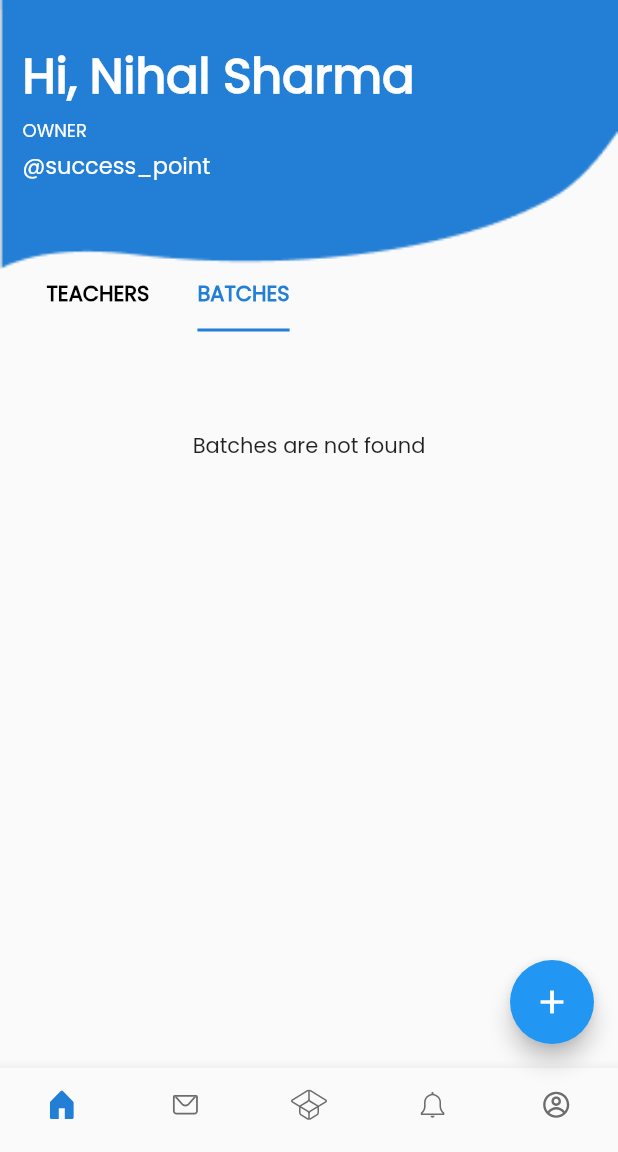
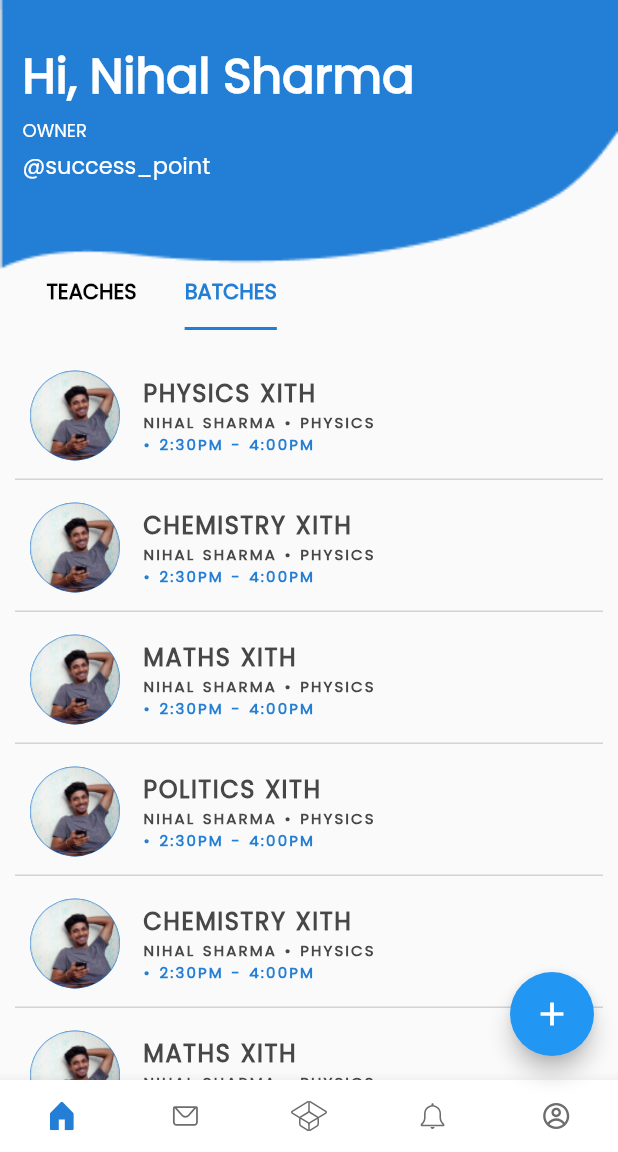
Before and after one commit to NihalSharama/Instituto_App, a Flutter app: the HomePage screen opened by its route, tab 2 chosen, on a phone screen of 412 x 824 dp, the part 84-1236 px from its top. Run offline on Flutter 3.47's test engine with Material 2 defaults, Android fonts, the phone set to English and light mode, and no system bars; our stand-ins replace flutter_dotenv, flutter_neumorphic, flutter_secure_storage, flutter_speed_dial, flutter_svg, fluttertoast and 3 more; missing offline and left inert: multiselect; accounts and stored records are empty.

Commit message:
batches slide(list of batches on homepage))

```diff
--- a/lib/common/utils/request_methods.dart
+++ b/lib/common/utils/request_methods.dart
@@ -8,6 +8,28 @@ import 'package:jwt_decoder/jwt_decoder.dart';
 
 class RequestMethods {
   static var client = http.Client();
+
+  static Future<bool> featchTokenIfExpired(Map mapRes) async {
+    try {
+      if (mapRes['messages'][0]['message'].contains('expired')) {
+        // check for refresh token expire, if not expired then featch new token
+        var refresh = await getRefresh();
+        Map<String, dynamic> refreshDecoded = JwtDecoder.decode(refresh);
+        bool isRefreshExp = JwtDecoder.isExpired(refresh);
+
+        print(refreshDecoded);
+        if (isRefreshExp) {
+          // logout
+        }
+
+        // get new token and refresh and save it
+        return true;
+      }
+      return false;
+    } catch (_) {
+      return false;
+    }
+  }
 
   static Future<Map> get_method(String path, bool isAuth) async {
     final token = await getToken();
@@ -22,22 +44,11 @@ class RequestMethods {
               }));
 
     Map mapRes = json.decode(response.body);
+    bool wasExpired = await featchTokenIfExpired(mapRes);
 
-    // make an util for token validation
-    // if (mapRes['messages'][0]['message'].contains('expired')) {
-    //   // check for refresh token expire, if not expired then featch new token
-    //   var refresh = await getRefresh();
-    //   Map<String, dynamic> refreshDecoded = JwtDecoder.decode(refresh);
-    //   bool isRefreshExp = JwtDecoder.isExpired(refresh);
-
-    //   print(refreshDecoded);
-    //   if (isRefreshExp) {
-    //     // logout
-    //   }
-
-    //   // get new token
-    //   // then, again request for data
-    // }
+    if (wasExpired) {
+      // re featch from api
+    }
 
     return mapRes;
   }
--- a/lib/controller/alerts_controller.dart
+++ b/lib/controller/alerts_controller.dart
@@ -37,6 +37,7 @@ class AlertsController extends GetxController {
     final teacherRequests = await AlertsServices.getTeacheresRequest();
     teachersRequestToJoin.value = teacherRequests;
 
+    // api ready ke bd hatadena h
     teachersRequestToJoin.value = [
       {
         'id': 1,
@@ -64,7 +65,7 @@ class AlertsController extends GetxController {
       },
     ];
 
-    return 'lmao';
+    return '';
   }
 
   onClassSelectionItemChange(List<String> selectedItems) {
--- a/lib/controller/home_controller.dart
+++ b/lib/controller/home_controller.dart
@@ -9,6 +9,8 @@ class HomeController extends GetxController {
 
   Rx<String> classDropdownValue = 'Class 6th'.obs;
   Rx<String> subjectDropdownValue = 'English'.obs;
+
+  var batches = [].obs;
 
   var class_dropdown_items = [
     // classes from api
@@ -41,13 +43,67 @@ class HomeController extends GetxController {
 
     final token = await getToken();
     print(token);
+  }
 
-    // HomeServices.createBatchService(
-    //     batchNameController.text,
-    //     subjectDropdownValue.value,
-    //     '1234',
-    //     classDropdownValue.value,
-    //     'somethin');
+  Future<String> featchBatches() async {
+    // featch from api
+    // final teacherRequests = await HomeServices.getBatches();
+    // batches.value = teacherRequests;
+
+    // bdme api ready hone ke bd hata dena h
+    batches.value = [
+      {
+        'id': 1,
+        'batch_name': 'physics XIth',
+        'teacher_name': 'Nihal Sharma',
+        'timing': '2:30PM - 4:00PM',
+        'subject': 'Physics'
+      },
+      {
+        'id': 2,
+        'batch_name': 'chemistry XIth',
+        'teacher_name': 'Nihal Sharma',
+        'timing': '2:30PM - 4:00PM',
+        'subject': 'Physics'
+      },
+      {
+        'id': 3,
+        'batch_name': 'maths XIth',
+        'teacher_name': 'Nihal Sharma',
+        'timing': '2:30PM - 4:00PM',
+        'subject': 'Physics'
+      },
+      {
+        'id': 4,
+        'batch_name': 'politics XIth',
+        'teacher_name': 'Nihal Sharma',
+        'timing': '2:30PM - 4:00PM',
+        'subject': 'Physics'
+      },
+      {
+        'id': 2,
+        'batch_name': 'chemistry XIth',
+        'teacher_name': 'Nihal Sharma',
+        'timing': '2:30PM - 4:00PM',
+        'subject': 'Physics'
+      },
+      {
+        'id': 3,
+        'batch_name': 'maths XIth',
+        'teacher_name': 'Nihal Sharma',
+        'timing': '2:30PM - 4:00PM',
+        'subject': 'Physics'
+      },
+      {
+        'id': 4,
+        'batch_name': 'politics XIth',
+        'teacher_name': 'Nihal Sharma',
+        'timing': '2:30PM - 4:00PM',
+        'subject': 'Physics'
+      },
+    ];
+
+    return '';
   }
 
   void onClassDropdownValueChange(String? newVal) {
--- a/lib/features/alerts/screens/requests_to_join.dart
+++ b/lib/features/alerts/screens/requests_to_join.dart
@@ -64,9 +64,11 @@ class _RequestsToJoinState extends State<RequestsToJoin> {
 
               default:
                 if (snapshot.hasError) {
-                  return Center(child: Text('Error: ${snapshot.error}'));
+                  return const Center(
+                      child: Text('Oops! something went wrong'));
                 } else {
-                  return Center(child: Text('Error: ${snapshot.error}'));
+                  return const Center(
+                      child: Text('Oops! something went wrong'));
                 }
             }
           },
--- a/lib/features/auth/screens/custom_bottom_navigation.dart
+++ b/lib/features/auth/screens/custom_bottom_navigation.dart
@@ -1,8 +1,10 @@
 import 'package:flutter/material.dart';
+import 'package:flutter_speed_dial/flutter_speed_dial.dart';
 import 'package:flutter_svg/flutter_svg.dart';
 import 'package:instituto/constants/global_variables.dart';
 import 'package:instituto/features/batches/screens/batches_screen.dart';
 import 'package:instituto/features/chats/chats_screen.dart';
+import 'package:instituto/features/dashboard/screens/dashboard.dart';
 import 'package:instituto/features/home/screens/home_screen.dart';
 import 'package:instituto/features/alerts/screens/notification_screen.dart';
 import 'package:instituto/features/profile/screens/profile_screen.dart';
@@ -15,54 +17,48 @@ class BottomNavigation extends StatefulWidget {
 }
 
 class _BottomNavigationState extends State<BottomNavigation> {
-  int _selectedIndex = 0;
-
-  void _onItemTapped(int index) {
-    if (index == 0) {
+  @override
+  Widget build(BuildContext context) {
+    return BottomAppBar(
+        child: Row(
+      mainAxisSize: MainAxisSize.max,
+      mainAxisAlignment: MainAxisAlignment.spaceAround,
+      children: <Widget>[
+        IconButton(
+            onPressed: () {
               Navigator.pushNamed(
                 context,
                 HomePage.routeName,
               );
-    } else if (index == 1) {
+            },
+            icon: SvgPicture.asset(
+              'assets/icons/home.svg',
+            )),
+        IconButton(
+            onPressed: () {
               Navigator.pushNamed(
                 context,
                 RecentChatsScreen.routeName,
               );
-    } else if (index == 2) {
-      Navigator.pushNamed(context, BatchesScreen.routeName);
-    } else if (index == 3) {
+            },
+            icon: SvgPicture.asset('assets/icons/message.svg')),
+        IconButton(
+            onPressed: () {
+              Navigator.pushNamed(
+                context,
+                RecentChatsScreen.routeName,
+              );
+            },
+            icon: SvgPicture.asset('assets/icons/batches.svg')),
+        IconButton(
+            onPressed: () {
               Navigator.pushNamed(context, NotificationScreen.routeName);
-    } else if (index == 4) {
-      Navigator.pushNamed(context, ProfileScreen.routeName);
+            },
+            icon: SvgPicture.asset('assets/icons/notification.svg')),
+        IconButton(
+            onPressed: () {},
+            icon: SvgPicture.asset('assets/icons/profile.svg')),
+      ],
+    ));
   }
 }
-
-  @override
-  Widget build(BuildContext context) {
-    return BottomNavigationBar(
-      onTap: _onItemTapped,
-      currentIndex: _selectedIndex,
-      showSelectedLabels: false,
-      showUnselectedLabels: false,
-      selectedItemColor: AppColors.mainColor,
-      unselectedItemColor: AppColors.mainColor,
-      type: BottomNavigationBarType.fixed,
-      items: [
-        BottomNavigationBarItem(
-            icon: SvgPicture.asset('assets/icons/home.svg'), label: "Home"),
-        BottomNavigationBarItem(
-            icon: SvgPicture.asset('assets/icons/message.svg'),
-            label: "Messages"),
-        BottomNavigationBarItem(
-            icon: SvgPicture.asset('assets/icons/batches.svg'),
-            label: "Batches"),
-        BottomNavigationBarItem(
-            icon: SvgPicture.asset('assets/icons/notification.svg'),
-            label: "Notification"),
-        BottomNavigationBarItem(
-            icon: SvgPicture.asset('assets/icons/profile.svg'),
-            label: "Profile")
-      ],
-    );
-  }
-}
--- a/lib/features/home/screens/batches_slide.dart
+++ b/lib/features/home/screens/batches_slide.dart
@@ -1,4 +1,8 @@
 import 'package:flutter/cupertino.dart';
+import 'package:flutter/material.dart';
+import 'package:get/get.dart';
+import 'package:instituto/controller/home_controller.dart';
+import 'package:instituto/features/home/widgets/batch.dart';
 
 class BatchesSlide extends StatelessWidget {
   const BatchesSlide({
@@ -7,10 +11,43 @@ class BatchesSlide extends StatelessWidget {
 
   @override
   Widget build(BuildContext context) {
-    return Column(
-      children: [
-        Text("Batches are not found"),
-      ],
+    final homeController = Get.put((HomeController()));
+    return SingleChildScrollView(
+      child: FutureBuilder(
+        future: homeController.featchBatches(),
+        builder: (BuildContext context, AsyncSnapshot<String> snapshot) {
+          switch (snapshot.connectionState) {
+            case ConnectionState.waiting:
+              return const Center(child: Text('Featching Batches...'));
+            case ConnectionState.done:
+              return Center(
+                  child: (homeController.batches.value.isNotEmpty
+                      ? Column(
+                          children:
+                              // if userrole == owner
+                              homeController.batches.value
+                                  .map((dynamic request) {
+                          return GestureDetector(
+                              onTap: () {},
+                              child: BatchComponent(
+                                  batch_name: request['batch_name'],
+                                  teacher_name: request['teacher_name'],
+                                  timing: request['timing'],
+                                  subject: request['subject']));
+                        }).toList())
+                      : const Center(
+                          child: Text('No Batches Found!'),
+                        )));
+
+            default:
+              if (snapshot.hasError) {
+                return Center(child: Text('Error: ${snapshot.error}'));
+              } else {
+                return Center(child: Text('Error: ${snapshot.error}'));
+              }
+          }
+        },
+      ),
     );
   }
 }
--- a/lib/features/home/screens/home_screen.dart
+++ b/lib/features/home/screens/home_screen.dart
@@ -123,9 +123,11 @@ class _HomePage extends State<HomePage> with SingleTickerProviderStateMixin {
                       )
                     ],
                   ),
-                  SizedBox(
-                    width: double.maxFinite,
-                    height: 150,
+                  const SizedBox(
+                    height: 50,
+                  ),
+                  PreferredSize(
+                    // ignore: sort_child_properties_last
                     child: Align(
                       alignment: Alignment.centerLeft,
                       child: TabBar(
@@ -138,16 +140,15 @@ class _HomePage extends State<HomePage> with SingleTickerProviderStateMixin {
                           labelStyle: TextStyle(fontWeight: FontWeight.w600),
                           tabs: const [
                             Tab(
-                              text: "TEACHERS",
+                              text: "TEACHES",
                             ),
                             Tab(
                               text: "BATCHES",
                             )
                           ]),
                     ),
-                  ),
-
-                  // yahha pelna hai
+                    preferredSize: const Size.fromHeight(kToolbarHeight),
+                  )
                 ],
               ),
             ),
@@ -173,7 +174,8 @@ class _HomePage extends State<HomePage> with SingleTickerProviderStateMixin {
               child: const Icon(
                 Icons.notification_add_sharp,
                 size: 28,
-              ))
+              ),
+            )
           : FloatingActionButton(
               onPressed: () {
                 showDialog(
--- a/lib/features/home/services/home_services.dart
+++ b/lib/features/home/services/home_services.dart
@@ -25,4 +25,12 @@ class HomeServices {
       toasterUnknownFailure();
     }
   }
+
+  static Future<List> getBatches() async {
+    Map<dynamic, dynamic> res = await RequestMethods.get_method(
+        'batch/', true); // route to fetch batches
+    var data = res['data']['data'] as List;
+
+    return data;
+  }
 }
--- /dev/null
+++ b/lib/features/home/widgets/batch.dart
@@ -0,0 +1,116 @@
+import 'package:flutter/cupertino.dart';
+import 'package:flutter/material.dart';
+import 'package:flutter_neumorphic/flutter_neumorphic.dart';
+import 'package:get/get.dart';
+import 'package:instituto/controller/alerts_controller.dart';
+import 'package:instituto/features/alerts/widgets/assign_class_subject_popup.dart';
+import 'package:intl/intl.dart';
+
+import '../../../../../constants/global_variables.dart';
+
+class BatchComponent extends StatelessWidget {
+  final String batch_name;
+  final String teacher_name;
+  final String subject;
+  final String timing;
+  final altersController = Get.put((AlertsController()));
+  BatchComponent(
+      {Key? key,
+      required this.subject,
+      required this.batch_name,
+      required this.teacher_name,
+      required this.timing})
+      : super(key: key);
+
+  @override
+  Widget build(BuildContext context) {
+    return Padding(
+        padding: const EdgeInsets.only(left: 10, right: 10, bottom: 3),
+        child: Container(
+            height: 85,
+            width: double.infinity,
+            // ignore: sort_child_properties_last
+            child: Padding(
+              padding: const EdgeInsets.only(left: 10),
+              child: Row(
+                crossAxisAlignment: CrossAxisAlignment.start,
+                mainAxisAlignment: MainAxisAlignment.spaceBetween,
+                children: [
+                  Row(
+                    crossAxisAlignment: CrossAxisAlignment.start,
+                    mainAxisAlignment: MainAxisAlignment.center,
+                    children: [
+                      const Align(
+                        alignment: Alignment.center,
+                        child: CircleAvatar(
+                          minRadius: 30,
+                          maxRadius: 30,
+                          backgroundImage:
+                              AssetImage('assets/images/dummy_image.png'),
+                        ),
+                      ),
+                      const SizedBox(width: 15),
+                      Column(
+                        mainAxisAlignment: MainAxisAlignment.center,
+                        crossAxisAlignment: CrossAxisAlignment.start,
+                        children: [
+                          Text(
+                            batch_name.toUpperCase(),
+                            style: const TextStyle(
+                                color: AppColors.titleColorLight,
+                                fontSize: 16,
+                                wordSpacing: 1,
+                                letterSpacing: 1,
+                                fontWeight: FontWeight.w800),
+                          ),
+                          Row(
+                            children: [
+                              Text(
+                                teacher_name.toUpperCase(),
+                                style: const TextStyle(
+                                    color: AppColors.titleColorLight,
+                                    wordSpacing: 1,
+                                    letterSpacing: 1.4,
+                                    fontSize: 10,
+                                    fontWeight: FontWeight.w600),
+                              ),
+                              SizedBox(width: 5),
+                              Text(
+                                "\u2022 ${subject.toUpperCase()}",
+                                style: const TextStyle(
+                                    wordSpacing: 1,
+                                    letterSpacing: 1.4,
+                                    color: AppColors.titleColorLight,
+                                    fontSize: 10,
+                                    fontWeight: FontWeight.w600),
+                              ),
+                            ],
+                          ),
+                          Text(
+                            "\u2022 $timing",
+                            style: const TextStyle(
+                              wordSpacing: 1,
+                              letterSpacing: 1.4,
+                              fontSize: 10,
+                              fontWeight: FontWeight.w800,
+                              color: AppColors.mainColor,
+                            ),
+                          )
+                        ],
+                      ),
+                    ],
+                  ),
+                  Column(
+                    mainAxisAlignment: MainAxisAlignment.center,
+                    crossAxisAlignment: CrossAxisAlignment.end,
+                    children: [],
+                  )
+                ],
+              ),
+            ),
+            decoration: const BoxDecoration(
+                border: Border(
+                    bottom: BorderSide(
+                        color: Color.fromARGB(255, 211, 211, 211))))));
+  }
+}
--- a/pubspec.yaml
+++ b/pubspec.yaml
@@ -45,6 +45,7 @@ dependencies:
   flutter_secure_storage: ^6.0.0
   get_storage: ^2.0.3
   jwt_decoder: ^2.0.1
+  flutter_speed_dial: ^6.0.0
 
 dev_dependencies:
   flutter_test:
```
Also changed, not shown: pubspec.lock. Lines whose indentation alone changed are shown as unchanged.
